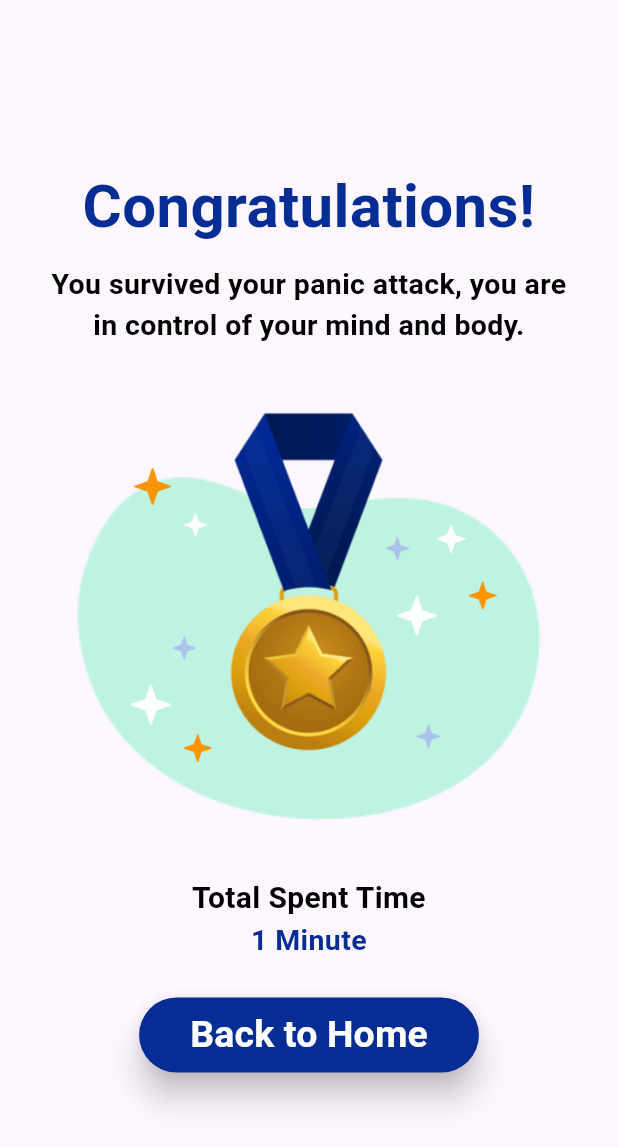
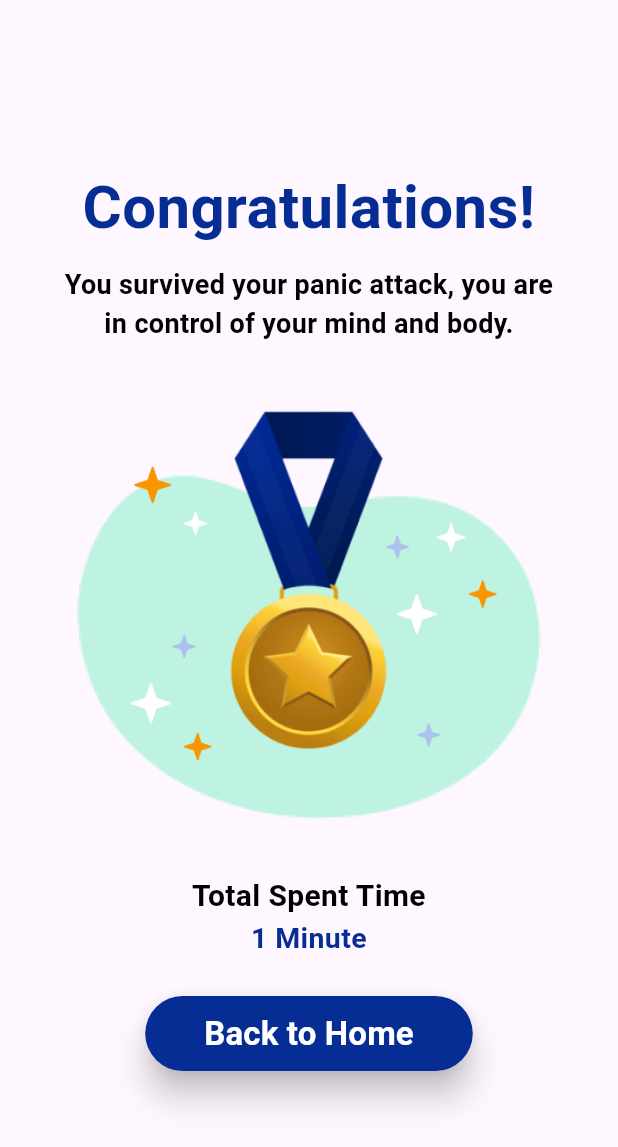
Before and after one commit to FatoomRe/Calm-Attack, a Flutter app: the AudioScreen screen opened directly, after a tap on "Finish Session", on a phone screen of 412 x 824 dp. Shown: the top 1147 px of the screen. Run offline on Flutter 3.47's test engine with Material 3 defaults, Android fonts, the phone set to English and light mode, and no system bars; our stand-ins replace audioplayers, rive, vibration.

Commit message:
improved the code to make the design responsive

```diff
--- a/lib/Pages/audio_screen.dart
+++ b/lib/Pages/audio_screen.dart
@@ -49,7 +49,7 @@ class _AudioScreenState extends State<AudioScreen> {
                 'Focus on',
                 style: TextStyle(
                   color: Color(0xff0F073E),
-                  fontSize: 35,
+                  fontSize: 33,
                   fontWeight: FontWeight.bold,
                 ),
               ),
@@ -58,13 +58,13 @@ class _AudioScreenState extends State<AudioScreen> {
                 child: Text(
                   soundTexts[currentSoundIndex],
                   style: const TextStyle(
-                    fontSize: 35,
+                    fontSize: 33,
                     fontWeight: FontWeight.bold,
                     color: Colors.white,
                   ),
                 ),
               ),
-              SizedBox(height: screenHeight * 0.03),
+              SizedBox(height: screenHeight * 0.02),
               Container(
                 width: screenWidth * 0.7,
                 height: screenHeight * 0.4,
@@ -90,7 +90,7 @@ class _AudioScreenState extends State<AudioScreen> {
                   });
                 },
               ),
-              SizedBox(height: screenHeight * 0.04),
+              SizedBox(height: screenHeight * 0.07),
               Container(
                 height: 50,
                 width: MediaQuery.of(context).size.width * 0.45,
--- a/lib/Pages/finish_screen.dart
+++ b/lib/Pages/finish_screen.dart
@@ -6,10 +6,12 @@ class FinishScreen extends StatelessWidget {
 
   @override
   Widget build(BuildContext context) {
-    final screenSize = MediaQuery.of(context).size;
+    return Scaffold(
+      body: LayoutBuilder(
+        builder: (BuildContext context, BoxConstraints constraints) {
+          final screenSize = constraints.biggest;
 
-    return Scaffold(
-      body: Center(
+          return Center(
             child: Padding(
               padding: const EdgeInsets.all(16.0),
               child: Column(
@@ -29,7 +31,7 @@ class FinishScreen extends StatelessWidget {
                   const Text(
                     'You survived your panic attack, you are\nin control of your mind and body.',
                     style: TextStyle(
-                  fontSize: 19,
+                      fontSize: 18,
                       color: Colors.black,
                       fontWeight: FontWeight.bold,
                     ),
@@ -64,7 +66,7 @@ class FinishScreen extends StatelessWidget {
                   const SizedBox(height: 25),
                   Container(
                     height: 50,
-                width: screenSize.width * 0.55,
+                    width: screenSize.width * 0.53,
                     child: ElevatedButton(
                       onPressed: () {
                         Navigator.push(
@@ -82,7 +84,7 @@ class FinishScreen extends StatelessWidget {
                         'Back to Home',
                         style: TextStyle(
                           color: Colors.white,
-                      fontSize: 25,
+                          fontSize: 22,
                           fontWeight: FontWeight.bold,
                         ),
                       ),
@@ -91,6 +93,8 @@ class FinishScreen extends StatelessWidget {
                 ],
               ),
             ),
+          );
+        },
       ),
     );
   }
--- a/lib/Pages/vibration_screen.dart
+++ b/lib/Pages/vibration_screen.dart
@@ -80,7 +80,7 @@ class _VibrationScreenState extends State<VibrationScreen> {
                     color: Colors.red,
                   ),
                 ),
-                const SizedBox(height: 10),
+                const SizedBox(height: 9),
                 Container(
                   height: 50,
                   width: MediaQuery.of(context).size.width * 0.45,
```
Lines whose indentation alone changed are shown as unchanged.
